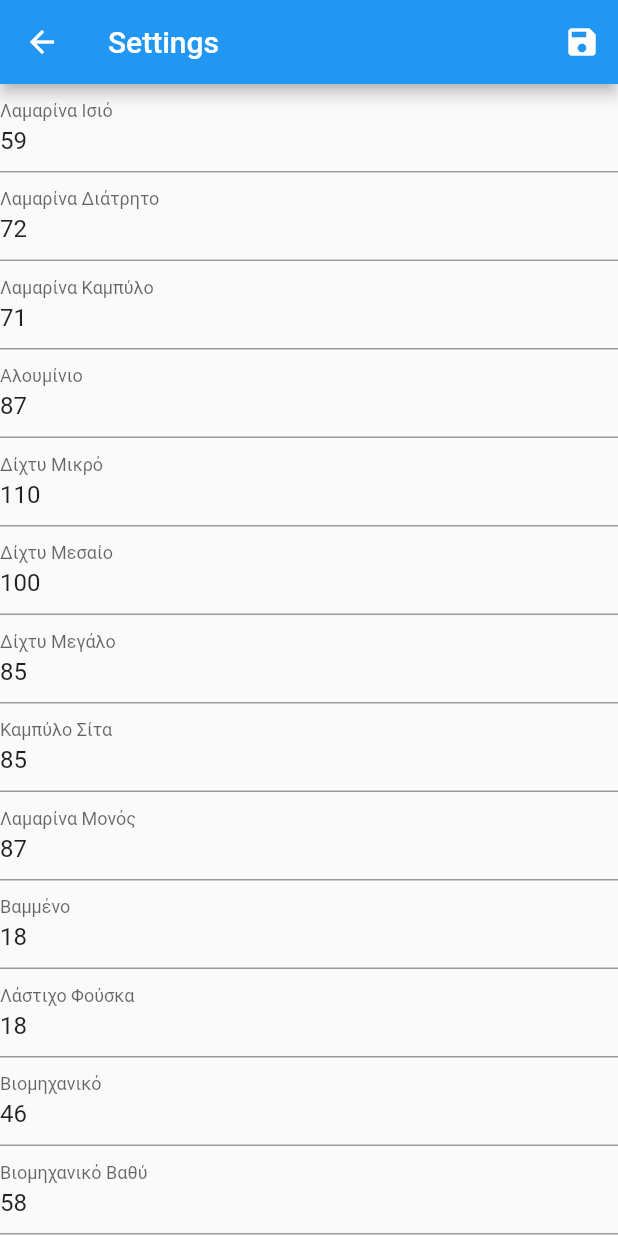
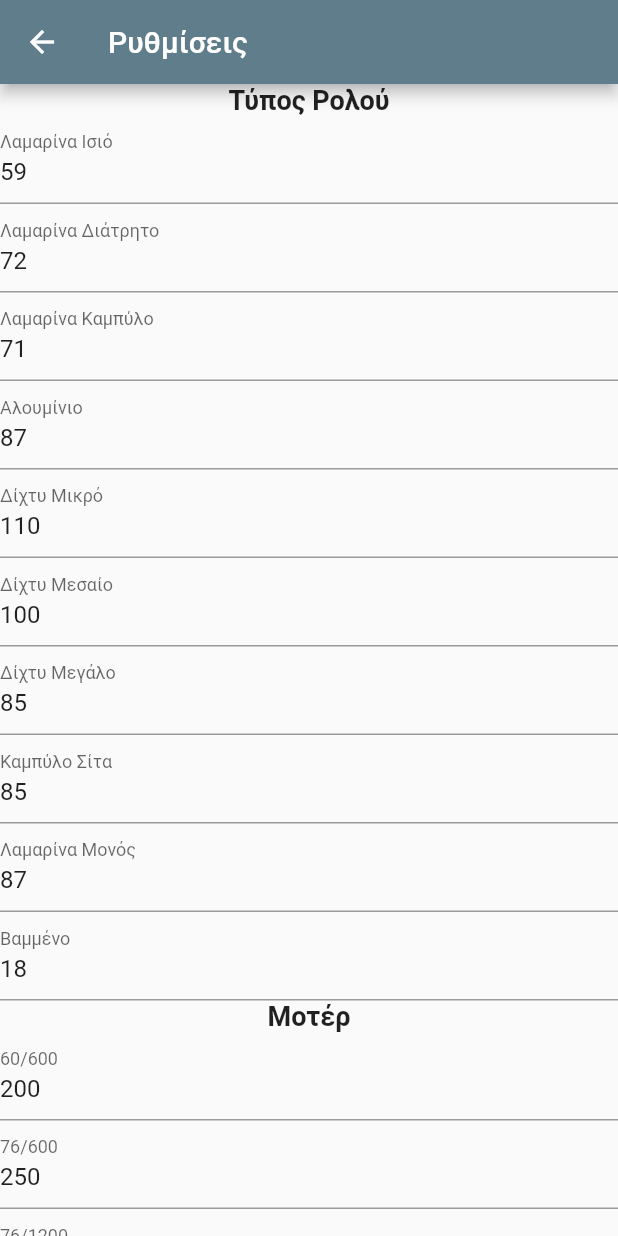
Before and after one commit to FunnyNOT/mobile_eiva, a Flutter app: the SettingsPage screen opened directly, on a phone screen of 412 x 824 dp. Run offline on Flutter 3.47's test engine with Material 2 defaults, Android fonts, the phone set to English and light mode, and no system bars; our stand-ins replace shared_preferences; accounts and stored records are empty.

Commit message:
fixed settings

```diff
--- a/eiva/lib/MainPage.dart
+++ b/eiva/lib/MainPage.dart
@@ -1,13 +1,14 @@
 import 'package:flutter/material.dart';
-import 'package:eiva/HomePage.dart';
-import 'package:eiva/SettingsPage.dart';
+import 'package:eiva_mobile/HomePage.dart';
+import 'package:eiva_mobile/SettingsPage.dart';
 
 class MainPage extends StatefulWidget {
+  const MainPage({Key? key}) : super(key: key);
   @override
-  _MainPageState createState() => _MainPageState();
+  MainPageState createState() => MainPageState();
 }
 
-class _MainPageState extends State<MainPage> {
+class MainPageState extends State<MainPage> {
   int _currentIndex = 0;
   final List<Widget> _children = const [
     HomePage(),
@@ -17,7 +18,6 @@ class _MainPageState extends State<MainPage> {
   @override
   Widget build(BuildContext context) {
     return Scaffold(
-      appBar: AppBar(title: const Text('EIVA')),
       body: _children[_currentIndex],
       bottomNavigationBar: BottomNavigationBar(
         onTap: onTabTapped,
--- /dev/null
+++ b/eiva/lib/MyList.dart
@@ -0,0 +1,79 @@
+final List myList = [
+  {
+    'name': 'type_lamarina_isio',
+    'greek': 'Λαμαρίνα Ισιό',
+    'group': 'Τύπος Ρολού'
+  },
+  {
+    'name': 'type_lamarina_diatrito',
+    'greek': 'Λαμαρίνα Διάτρητο',
+    'group': 'Τύπος Ρολού'
+  },
+  {
+    'name': 'type_lamarina_kampylo',
+    'greek': 'Λαμαρίνα Καμπύλο',
+    'group': 'Τύπος Ρολού'
+  },
+  {'name': 'type_alumnio', 'greek': 'Αλουμίνιο', 'group': 'Τύπος Ρολού'},
+  {'name': 'type_dixty_mikro', 'greek': 'Δίχτυ Μικρό', 'group': 'Τύπος Ρολού'},
+  {
+    'name': 'type_dixty_messaio',
+    'greek': 'Δίχτυ Μεσαίο',
+    'group': 'Τύπος Ρολού'
+  },
+  {
+    'name': 'type_dixty_megalo',
+    'greek': 'Δίχτυ Μεγάλο',
+    'group': 'Τύπος Ρολού'
+  },
+  {
+    'name': 'type_kampylo_sita',
+    'greek': 'Καμπύλο Σίτα',
+    'group': 'Τύπος Ρολού'
+  },
+  {
+    'name': 'type_lamarina_monosh',
+    'greek': 'Λαμαρίνα Μονός',
+    'group': 'Τύπος Ρολού'
+  },
+  {'name': 'type_vammeno', 'greek': 'Βαμμένο', 'group': 'Τύπος Ρολού'},
+  {'name': 'lastixo_fouska', 'greek': 'Λάστιχο Φούσκα', 'group': 'Έξτρα'},
+  {'name': 'channel_viomixaniko', 'greek': 'Βιομηχανικό', 'group': 'Κανάλι'},
+  {
+    'name': 'channel_viomixaniko_vathy',
+    'greek': 'Βιομηχανικό Βαθύ',
+    'group': 'Κανάλι'
+  },
+  {'name': 'channel_analogiko', 'greek': 'Αναλογικό', 'group': 'Κανάλι'},
+  {'name': 'channel_vammeno', 'greek': 'Βαμμένο', 'group': 'Κανάλι'},
+  {'name': 'motor_60/600', 'greek': '60/600', 'group': 'Μοτέρ'},
+  {'name': 'motor_76/600', 'greek': '76/600', 'group': 'Μοτέρ'},
+  {'name': 'motor_76/1200', 'greek': '76/1200', 'group': 'Μοτέρ'},
+  {'name': 'motor_75/60', 'greek': '75/60', 'group': 'Μοτέρ'},
+  {'name': 'motor_100/60', 'greek': '100/60', 'group': 'Μοτέρ'},
+  {
+    'name': 'electronics_sonata',
+    'greek': 'Ηλεκτρονικό Sonata',
+    'group': 'Έξτρα'
+  },
+  {
+    'name': 'electronics_double_button',
+    'greek': 'Ηλεκτρονικό Διπλό Κουμπί',
+    'group': 'Έξτρα'
+  },
+  {
+    'name': 'electronics_button_key',
+    'greek': 'Ηλεκτρονικό Κουμπί Κλειδί',
+    'group': 'Έξτρα'
+  },
+  {'name': 'box_35_35', 'greek': '35x35', 'group': 'Κουτί'},
+  {'name': 'box_40_40', 'greek': '40x40', 'group': 'Κουτί'},
+  {'name': 'box_45_45', 'greek': '45x45', 'group': 'Κουτί'},
+  {'name': 'box_50_50', 'greek': '50x50', 'group': 'Κουτί'},
+  {'name': 'box_vammeno', 'greek': 'Βαμμένο', 'group': 'Κουτί'},
+  {'name': 'metopi_37', 'greek': 'Μετώπι 37', 'group': 'Μετώπι'},
+  {'name': 'metopi_42', 'greek': 'Μετώπι 42', 'group': 'Μετώπι'},
+  {'name': 'metopi_47', 'greek': 'Μετώπι 47', 'group': 'Μετώπι'},
+  {'name': 'metopi_52', 'greek': 'Μετώπι 52', 'group': 'Μετώπι'},
+  {'name': 'apasfalish', 'greek': 'Απασφάλιση', 'group': 'Απασφάλιση'},
+];
--- a/eiva/lib/SettingsPage.dart
+++ b/eiva/lib/SettingsPage.dart
@@ -1,5 +1,6 @@
 import 'package:flutter/material.dart';
 import 'package:shared_preferences/shared_preferences.dart';
+import 'package:eiva_mobile/MyList.dart';
 
 class SettingsPage extends StatefulWidget {
   const SettingsPage({Key? key}) : super(key: key);
@@ -9,6 +10,7 @@ class SettingsPage extends StatefulWidget {
 }
 
 class _SettingsPageState extends State<SettingsPage> {
+  final _formKey = GlobalKey<FormState>();
   List<TextEditingController> controllers = [];
 
   Future<String> getPreferenceValue(String key) async {
@@ -22,80 +24,59 @@ class _SettingsPageState extends State<SettingsPage> {
     await prefs.setInt(key, int.parse(value));
   }
 
-  static const List myList = [
-    {'name': 'type_lamarina_isio', 'greek': 'Λαμαρίνα Ισιό'},
-    {'name': 'type_lamarina_diatrito', 'greek': 'Λαμαρίνα Διάτρητο'},
-    {'name': 'type_lamarina_kampylo', 'greek': 'Λαμαρίνα Καμπύλο'},
-    {'name': 'type_alumnio', 'greek': 'Αλουμίνιο'},
-    {'name': 'type_dixty_mikro', 'greek': 'Δίχτυ Μικρό'},
-    {'name': 'type_dixty_messaio', 'greek': 'Δίχτυ Μεσαίο'},
-    {'name': 'type_dixty_megalo', 'greek': 'Δίχτυ Μεγάλο'},
-    {'name': 'type_kampylo_sita', 'greek': 'Καμπύλο Σίτα'},
-    {'name': 'type_lamarina_monosh', 'greek': 'Λαμαρίνα Μονός'},
-    {'name': 'type_vammeno', 'greek': 'Βαμμένο'},
-    {'name': 'lastixo_fouska', 'greek': 'Λάστιχο Φούσκα'},
-    {'name': 'channel_viomixaniko', 'greek': 'Βιομηχανικό'},
-    {'name': 'channel_viomixaniko_vathy', 'greek': 'Βιομηχανικό Βαθύ'},
-    {'name': 'channel_analogiko', 'greek': 'Αναλογικό'},
-    {'name': 'channel_vammeno', 'greek': 'Βαμμένο'},
-    {'name': 'motor_60/600', 'greek': '60/600'},
-    {'name': 'motor_76/600', 'greek': '76/600'},
-    {'name': 'motor_76/1200', 'greek': '76/1200'},
-    {'name': 'motor_75/60', 'greek': '75/60'},
-    {'name': 'motor_100/60', 'greek': '100/60'},
-    {'name': 'electronics_sonata', 'greek': 'Ηλεκτρονικό Sonata'},
-    {'name': 'electronics_double_button', 'greek': 'Ηλεκτρονικό Διπλό Κουμπί'},
-    {'name': 'electronics_button_key', 'greek': 'Ηλεκτρονικό Κουμπί Κλειδί'},
-    {'name': 'box_35_35', 'greek': '35x35'},
-    {'name': 'box_40_40', 'greek': '40x40'},
-    {'name': 'box_45_45', 'greek': '45x45'},
-    {'name': 'box_50_50', 'greek': '50x50'},
-    {'name': 'box_vammeno', 'greek': 'Βαμμένο'},
-    {'name': 'metopi_37', 'greek': '37'},
-    {'name': 'metopi_42', 'greek': '42'},
-    {'name': 'metopi_47', 'greek': '47'},
-    {'name': 'metopi_52', 'greek': '52'},
-    {'name': 'apasfalish', 'greek': 'Απασφάλιση'},
-  ];
+  @override
+  void initState() {
+    super.initState();
+    // Initialize controllers after myList is populated
+    controllers =
+        List.generate(myList.length, (index) => TextEditingController());
+  }
 
   @override
   Widget build(BuildContext context) {
+    myList.sort((a, b) => b['group'].compareTo(a['group']));
+
     return Scaffold(
       appBar: AppBar(
-        title: Text('Settings'),
-        actions: <Widget>[
-          IconButton(
-            icon: Icon(Icons.save),
-            onPressed: () {
-              for (int i = 0; i < myList.length; i++) {
-                savePreferenceValue(myList[i]['name'], controllers[i].text);
-              }
-            },
-          ),
-        ],
+        title: const Text('Ρυθμίσεις'),
       ),
-      body: ListView.builder(
-        itemCount: myList.length,
-        itemBuilder: (context, index) {
-          TextEditingController controller = TextEditingController();
-          controllers.add(controller);
-          return FutureBuilder<String>(
-            future: getPreferenceValue(myList[index]['name']),
-            builder: (BuildContext context, AsyncSnapshot<String> snapshot) {
-              if (snapshot.connectionState == ConnectionState.waiting) {
-                return const CircularProgressIndicator();
-              } else {
-                controller.text = snapshot.data ?? '';
-                return TextField(
-                  controller: controller,
-                  decoration: InputDecoration(
-                    labelText: myList[index]['greek'],
+      body: Form(
+        key: _formKey,
+        child: ListView.builder(
+          itemCount: myList.length,
+          itemBuilder: (context, index) {
+            return Column(
+              children: <Widget>[
+                if (index == 0 ||
+                    myList[index]['group'] != myList[index - 1]['group'])
+                  Text(
+                    myList[index]['group'],
+                    style: TextStyle(fontSize: 18, fontWeight: FontWeight.bold),
                   ),
-                );
-              }
-            },
-          );
-        },
+                FutureBuilder<String>(
+                  future: getPreferenceValue(myList[index]['name']),
+                  builder:
+                      (BuildContext context, AsyncSnapshot<String> snapshot) {
+                    if (snapshot.connectionState == ConnectionState.waiting) {
+                      return const CircularProgressIndicator();
+                    } else {
+                      controllers[index].text = snapshot.data ?? '';
+                      return TextFormField(
+                        controller: controllers[index],
+                        decoration: InputDecoration(
+                          labelText: myList[index]['greek'],
+                        ),
+                        onChanged: (value) {
+                          savePreferenceValue(myList[index]['name'], value);
+                        },
+                      );
+                    }
+                  },
+                ),
+              ],
+            );
+          },
+        ),
       ),
     );
   }
--- a/eiva/lib/main.dart
+++ b/eiva/lib/main.dart
@@ -1,5 +1,5 @@
 import 'package:flutter/material.dart';
-import 'package:eiva/MainPage.dart';
+import 'package:eiva_mobile/MainPage.dart';
 import 'package:shared_preferences/shared_preferences.dart';
 
 void main() async {
@@ -57,14 +57,11 @@ Future<void> saveValue() async {
       //save the value
       prefs.setInt(key, value);
     }
-
-    //retrieve and print the value to check if it's correctly saved
-    int? savedValue = prefs.getInt(key);
-    print('Key: $key, Saved Value: $savedValue');
   }
 }
 
 class MyApp extends StatelessWidget {
+  const MyApp({Key? key}) : super(key: key);
   // Get a value
   Future<int> getValue() async {
     SharedPreferences prefs = await SharedPreferences.getInstance();
@@ -75,9 +72,8 @@ class MyApp extends StatelessWidget {
   @override
   Widget build(BuildContext context) {
     return MaterialApp(
-      title: 'EIVA',
       theme: ThemeData(
-        primarySwatch: Colors.blue,
+        primarySwatch: Colors.blueGrey,
       ),
       home: MainPage(),
     );
--- a/eiva/pubspec.yaml
+++ b/eiva/pubspec.yaml
@@ -1,4 +1,4 @@
-name: eiva
+name: eiva_mobile
 description: A new Flutter project.
 # The following line prevents the package from being accidentally published to
 # pub.dev using `flutter pub publish`. This is preferred for private packages.
```
